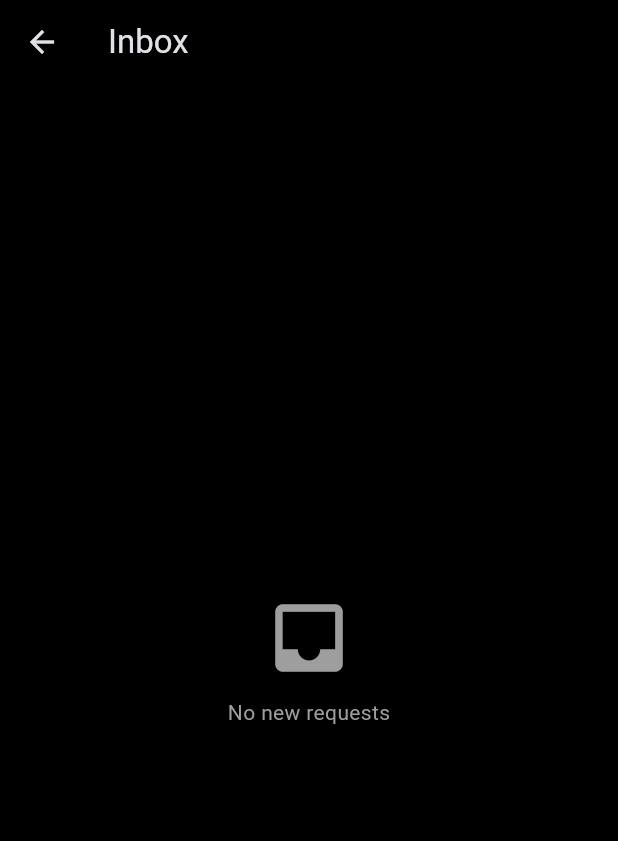
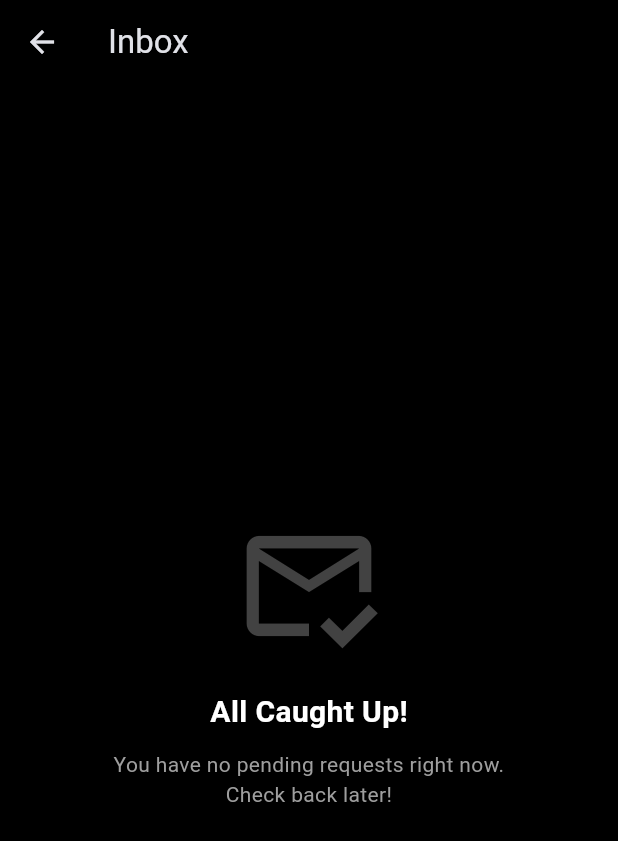
Before and after one commit to BinaryVibe/fyp-hub, a Flutter app: the InboxScreen screen opened directly, on a phone screen of 412 x 824 dp. Shown: the top 841 px of the screen. Run offline on Flutter 3.47's test engine with Material 3 defaults, Android fonts, the light colour scheme and no system bars; our stand-ins replace animate_do, cloud_firestore, firebase_auth, firebase_core; accounts and stored records are empty.

Commit message:
Improve empty inbox state UI
Updated the empty state in InboxScreen to display a larger icon, a clear title, and a helpful subtitle for better user experience when there are no pending requests.

```diff
--- a/fyp_hub/lib/screens/requests/inbox_screen.dart
+++ b/fyp_hub/lib/screens/requests/inbox_screen.dart
@@ -44,13 +44,25 @@ class InboxScreen extends StatelessWidget {
 
           // C. Handle Empty State
           if (!snapshot.hasData || snapshot.data!.isEmpty) {
-            return const Center(
+            return Center(
               child: Column(
                 mainAxisAlignment: MainAxisAlignment.center,
                 children: [
-                  Icon(Icons.inbox, size: 60, color: Colors.grey),
-                  SizedBox(height: 10),
-                  Text("No new requests", style: TextStyle(color: Colors.grey)),
+                  // A nice large icon
+                  Icon(Icons.mark_email_read_outlined, size: 100, color: Colors.grey[800]),
+                  const SizedBox(height: 20),
+                  // A clear title
+                  const Text(
+                    "All Caught Up!",
+                    style: TextStyle(color: Colors.white, fontSize: 20, fontWeight: FontWeight.bold)
+                  ),
+                  const SizedBox(height: 10),
+                  // A helpful subtitle
+                  const Text(
+                    "You have no pending requests right now.\nCheck back later!",
+                    textAlign: TextAlign.center,
+                    style: TextStyle(color: Colors.grey),
+                  ),
                 ],
               ),
             );
```
